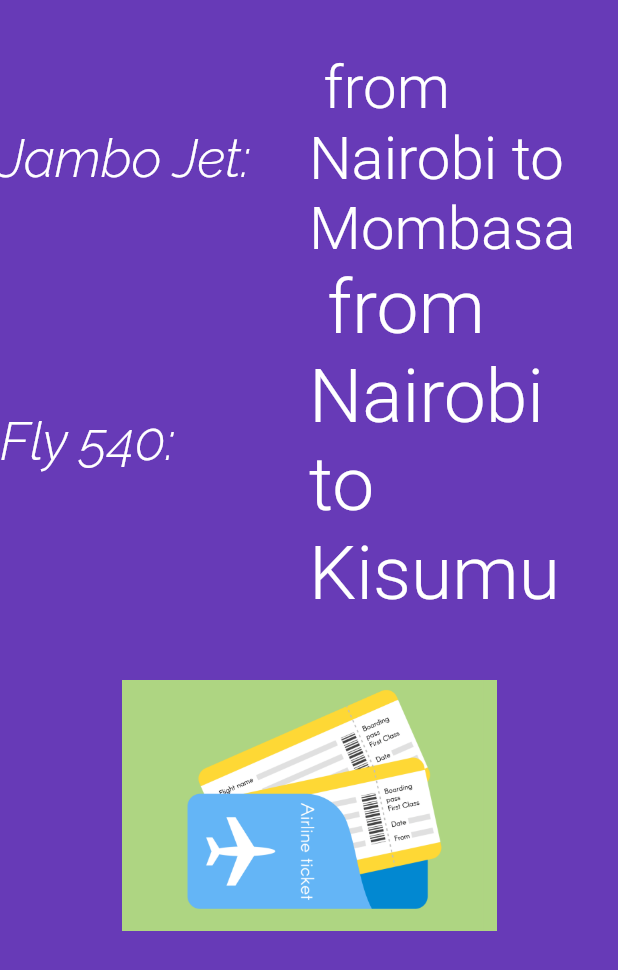
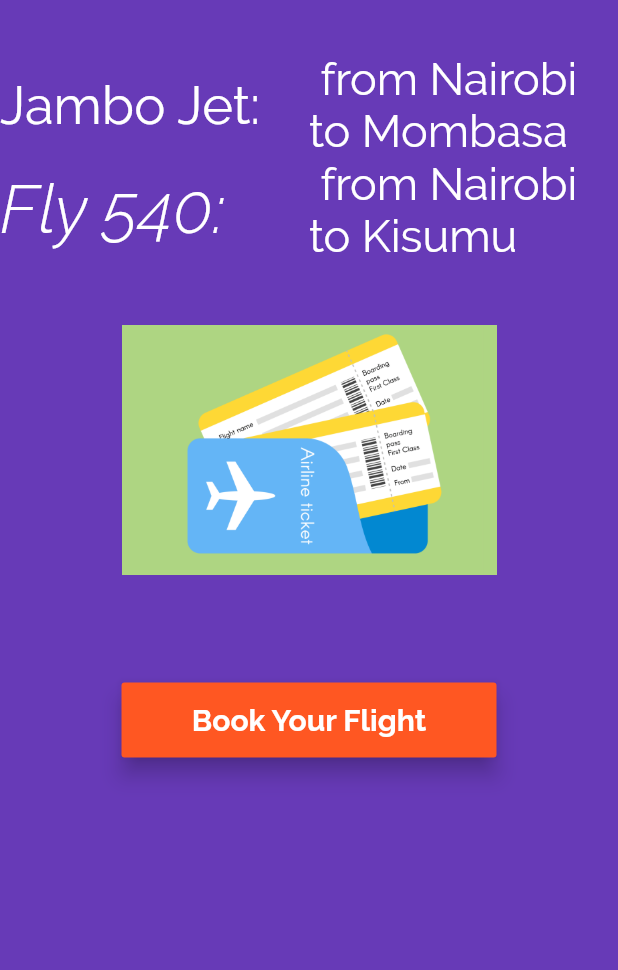
Before and after one commit to gitonga123/hundreds-days-of-code, a Flutter app: the screen it shows after launch, on a phone screen of 412 x 824 dp. Shown: the top 970 px of the screen. Run offline on Flutter 3.47's test engine with Material 2 defaults, Android fonts, the phone set to English and light mode, and no system bars; our stand-ins replace flutter_spinkit, font_awesome_flutter; Roboto replaces fonts that are missing (LiuJianMaoCao).

Commit message:
Widget: Raised Button and Alert Dialog

```diff
--- a/flutter_app/lib/app_screens/first_screen.dart
+++ b/flutter_app/lib/app_screens/first_screen.dart
@@ -43,22 +43,23 @@ class Home extends StatelessWidget {
                     "Jambo Jet: ",
                     textDirection: TextDirection.ltr,
                     style: TextStyle(
-                      decoration: TextDecoration.none,
-                      fontSize: 35.0,
-                      fontFamily: "Raleway",
-                      fontWeight: FontWeight.w300,
-                      fontStyle: FontStyle.italic,
-                      color: Colors.white
-                    ),
+                        decoration: TextDecoration.none,
+                        fontSize: 35.0,
+                        fontFamily: "Raleway",
+                        fontWeight: FontWeight.w300,
+                        color: Colors.white),
                   ),
+                ),
+                SizedBox(
+                  height: 10,
                 ),
                 Expanded(
                   child: Text(
                     " from Nairobi to Mombasa",
                     style: TextStyle(
                       color: Colors.white,
-                      fontSize: 40.0,
-                      fontFamily: "LiuJianMaoCao",
+                      fontSize: 30.0,
+                      fontFamily: "Raleway",
                       fontWeight: FontWeight.w300,
                       decoration: TextDecoration.none,
                     ),
@@ -74,12 +75,11 @@ class Home extends StatelessWidget {
                     textDirection: TextDirection.ltr,
                     style: TextStyle(
                         decoration: TextDecoration.none,
-                        fontSize: 35.0,
+                        fontSize: 45.0,
                         fontFamily: "Raleway",
                         fontWeight: FontWeight.w300,
                         fontStyle: FontStyle.italic,
-                        color: Colors.white
-                    ),
+                        color: Colors.white),
                   ),
                 ),
                 Expanded(
@@ -87,8 +87,8 @@ class Home extends StatelessWidget {
                     " from Nairobi to Kisumu",
                     style: TextStyle(
                       color: Colors.white,
-                      fontSize: 50.0,
-                      fontFamily: "LiuJianMaoCao",
+                      fontSize: 30.0,
+                      fontFamily: "Raleway",
                       fontWeight: FontWeight.w300,
                       decoration: TextDecoration.none,
                     ),
@@ -97,7 +97,8 @@ class Home extends StatelessWidget {
                 // assets
               ],
             ),
-            FlightImageAsset()
+            FlightImageAsset(),
+            FlightBookButton()
           ],
         ),
       ),
@@ -113,3 +114,39 @@ class FlightImageAsset extends StatelessWidget {
     return Container(child: image);
   }
 }
+
+class FlightBookButton extends StatelessWidget {
+  @override
+  Widget build(BuildContext context) {
+    return Container(
+      margin: EdgeInsets.only(top: 30.0),
+      width: 250.0,
+      height: 50.0,
+      child: new RaisedButton(
+        onPressed: () => bookFlight(context),
+        color: Colors.deepOrange,
+        child: Text(
+          "Book Your Flight",
+          style: TextStyle(
+              fontSize: 20.0,
+              color: Colors.white,
+              fontFamily: "Raleway",
+              fontWeight: FontWeight.w700),
+        ),
+        elevation: 6.0,
+      ),
+    );
+  }
+
+  void bookFlight(BuildContext context) {
+    var alertDialog = AlertDialog(
+      title: Text(
+        "Flight Book Successfully",
+      ),
+      content: Text("Have a pleasant Flight"),
+    );
+
+    showDialog(
+        context: context, builder: (BuildContext context) => alertDialog);
+  }
+}
```
